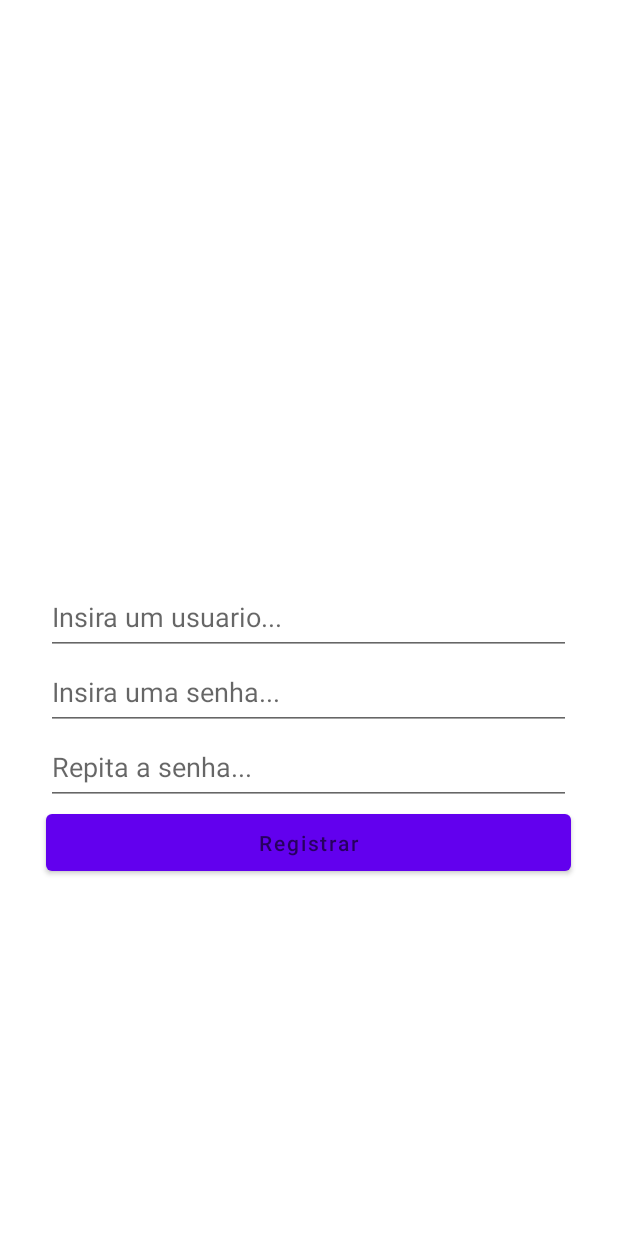
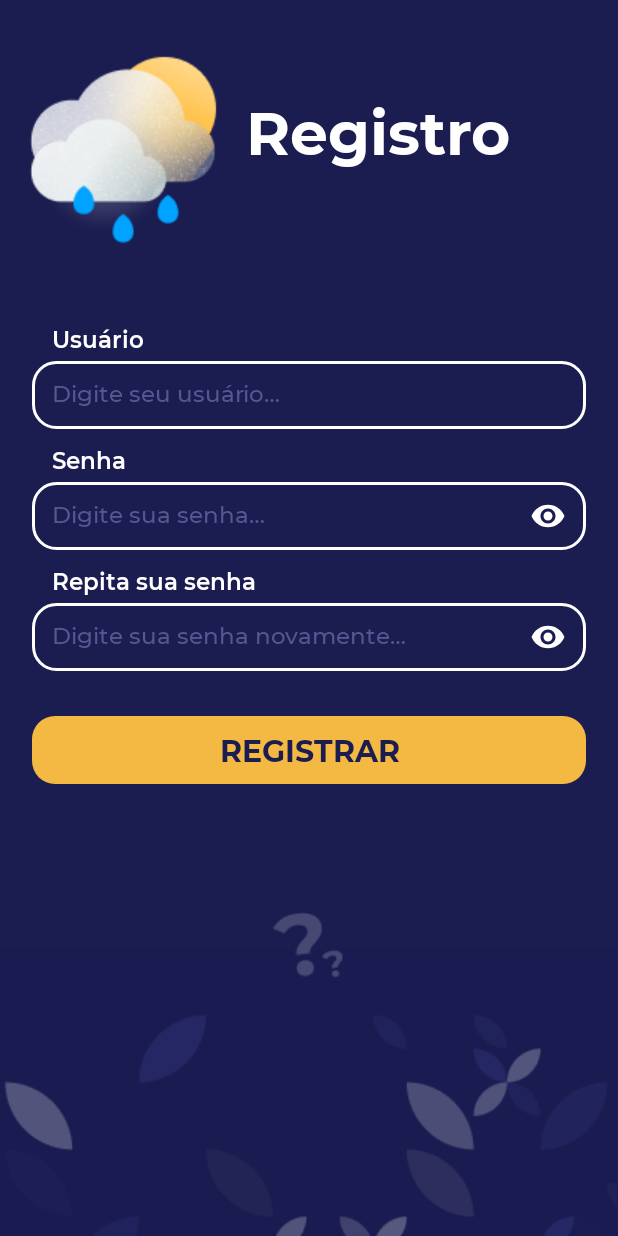
Before and after one commit to alexandre-zatti/seraQchove, an Android app: the RegisterFragment screen opened through its navigation route, on a phone screen of 412 x 824 dp. Run offline under Robolectric (Android 15) with nearby library versions, the phone set to English and light mode, and no system bars; our stand-ins replace Room's generated code, navigation-ui.

Commit message:
Estilização da tela de cadastro e home

```diff
--- a/app/src/main/res/drawable/add_location_icon.xml
+++ b/app/src/main/res/drawable/add_location_icon.xml
@@ -3,7 +3,7 @@
     android:height="24dp"
     android:viewportWidth="24"
     android:viewportHeight="24"
-    android:tint="?attr/colorControlNormal">
+    android:tint="@color/purple_dark">
   <path
       android:fillColor="@android:color/white"
       android:pathData="M19,13h-6v6h-2v-6H5v-2h6V5h2v6h6v2z"/>
--- /dev/null
+++ b/app/src/main/res/drawable/card_background.xml
@@ -0,0 +1,5 @@
+<?xml version="1.0" encoding="utf-8"?>
+<shape xmlns:android="http://schemas.android.com/apk/res/android">
+    <solid android:color="@color/card_purple_light"/>
+    <corners android:radius="20dp"/>
+</shape>
--- a/app/src/main/res/layout/fragment_register.xml
+++ b/app/src/main/res/layout/fragment_register.xml
@@ -3,37 +3,130 @@
     xmlns:tools="http://schemas.android.com/tools"
     android:layout_width="match_parent"
     android:layout_height="match_parent"
+    android:background="@drawable/background"
     tools:context=".fragments.RegisterFragment">
 
-    <EditText
-        android:id="@+id/register_username"
-        android:layout_width="350dp"
-        android:layout_height="50dp"
-        android:layout_centerInParent="true"
-        android:hint="Insira um usuario..." />
+    <ImageView
+        android:id="@+id/registerPattern"
+        android:layout_width="wrap_content"
+        android:layout_height="wrap_content"
+        android:src="@drawable/register_pattern"
+        android:layout_alignParentBottom="true"
+        />
+
+    <ImageView
+        android:id="@+id/logoinRegister"
+        android:layout_width="wrap_content"
+        android:layout_height="wrap_content"
+        android:layout_marginTop="30dp"
+        android:src="@drawable/logo"
+        />
+
+    <TextView
+        style="@style/TextView"
+        android:id="@+id/text_register"
+        android:layout_toEndOf="@id/logoinRegister"
+        android:layout_marginTop="60dp"
+        android:text="@string/cadastro"
+
+        android:textSize="40sp"
+        android:fontFamily="@font/montserrat_bold"
+        />
+
+    <!-- FORM  -->
+
+    <View
+        style="@style/FormContainer"
+        android:id="@+id/formContainer"
+        android:layout_below="@id/logoinRegister"
+        />
+
+    <!-- USUÁRIO -->
+    <TextView
+        style="@style/TextView"
+        android:id="@+id/text_label_usuario"
+        android:layout_alignStart="@id/formContainer"
+        android:layout_alignTop="@id/formContainer"
+        android:layout_marginStart="13dp"
+        android:paddingBottom="4dp"
+        android:text="@string/usuario"
+
+        android:textSize="15sp"
+        android:fontFamily="@font/montserrat_semi_bold"
+        />
 
     <EditText
-        android:id="@+id/register_passw"
-        android:layout_width="350dp"
-        android:layout_height="50dp"
-        android:layout_below="@id/register_username"
-        android:layout_centerInParent="true"
-        android:hint="Insira uma senha..." />
+        style="@style/EditText"
+        android:id="@+id/register_username"
+        android:hint="@string/user_hint"
+        android:layout_below="@id/text_label_usuario"
+        />
+
+    <!-- SENHA -->
+    <TextView
+        style="@style/TextView"
+        android:id="@+id/text_label_senha"
+        android:layout_alignStart="@id/formContainer"
+        android:layout_below="@+id/register_username"
+        android:layout_marginTop="10dp"
+        android:layout_marginStart="13dp"
+        android:paddingBottom="4dp"
+        android:text="@string/senha"
+
+        android:textSize="15sp"
+        android:fontFamily="@font/montserrat_semi_bold"
+        />
 
     <EditText
+        style="@style/EditText"
+        android:id="@+id/register_passw"
+        android:hint="@string/passw_hint"
+        android:layout_below="@id/text_label_senha"
+        android:drawableRight="@drawable/ic_eye"
+        android:inputType="textPassword"
+        />
+
+    <!-- REPETIR SENHA -->
+    <TextView
+        style="@style/TextView"
+        android:id="@+id/text_label_repetir_senha"
+        android:layout_alignStart="@id/formContainer"
+        android:layout_below="@+id/register_passw"
+        android:layout_marginTop="10dp"
+        android:layout_marginStart="13dp"
+        android:paddingBottom="4dp"
+        android:text="@string/repetir_senha"
+
+        android:textSize="15sp"
+        android:fontFamily="@font/montserrat_semi_bold"
+        />
+
+    <EditText
+        style="@style/EditText"
         android:id="@+id/register_passw_repeat"
-        android:layout_width="350dp"
-        android:layout_height="50dp"
-        android:layout_below="@id/register_passw"
-        android:layout_centerInParent="true"
-        android:hint="Repita a senha..." />
+        android:hint="@string/passw_repeat_hint"
+        android:layout_below="@+id/text_label_repetir_senha"
+        android:drawableRight="@drawable/ic_eye"
+        android:inputType="textPassword"
+        />
 
-    <Button
+    <!-- BUTTON -->
+    <androidx.appcompat.widget.AppCompatButton
+        style="@style/Button"
         android:id="@+id/register_btn"
-        android:layout_width="350dp"
-        android:layout_height="50dp"
-        android:layout_below="@id/register_passw_repeat"
+        android:layout_below="@+id/register_passw_repeat"
+        android:layout_marginTop="30dp"
+        android:text="@string/registro"
+        />
+
+
+    <ImageView
+        android:id="@+id/brand"
+        android:src="@drawable/brand"
+        android:layout_width="wrap_content"
+        android:layout_height="wrap_content"
+        android:layout_below="@+id/register_btn"
         android:layout_centerHorizontal="true"
-        android:hint="Registrar" />
-
+        android:layout_marginTop="85dp"
+        />
 </RelativeLayout>
--- a/app/src/main/res/values/colors.xml
+++ b/app/src/main/res/values/colors.xml
@@ -11,4 +11,7 @@
     <color name="black">#FF000000</color>
     <color name="white">#FFFFFFFF</color>
     <color name="gold_yellow">#F4B942</color>
+    <color name="card_purple_light">#454670</color>
+    <color name="card_purple_dark">#0D0D2F</color>
+
 </resources>
--- a/app/src/main/res/values/strings.xml
+++ b/app/src/main/res/values/strings.xml
@@ -1,11 +1,25 @@
 <resources>
+    <!-- MISC -->
     <string name="app_name">SeraQchove</string>
     <string name="usuario">Usuário</string>
     <string name="senha">Senha</string>
     <string name="entrar">ENTRAR</string>
+    <string name="registro">Registrar</string>
+
+    <!-- HINTS -->
     <string name="user_hint">Digite seu usuário&#8230;</string>
     <string name="passw_hint">Digite sua senha&#8230;</string>
+    <string name="passw_repeat_hint">Digite sua senha novamente&#8230;</string>
+
+    <!-- LOGIN SCREEN -->
     <string name="nao_cadastrado">Ainda não possui uma conta?</string>
     <string name="cadastrese"><u>Cadastre-se</u></string>
+
+    <!-- REGISTER SCREEN -->
+    <string name="repetir_senha">Repita sua senha</string>
+    <string name="cadastro">Registro</string>
+
+    <!-- HOME SCREEN -->
     <string-array name="countries" />
+
 </resources>
```
Also changed, not shown: app/src/main/res/layout/custom_row.xml (+54 -26 lines), app/src/main/res/layout/fragment_locations.xml (+11 -9 lines), app/src/main/res/layout/fragment_login.xml (+7 -0 lines), app/src/main/res/values/styles.xml (+12 -0 lines), app/src/main/res/drawable/home_pattern.png (added), app/src/main/res/drawable/login_pattern.png (added), app/src/main/res/drawable/new_home_pattern.png (added), app/src/main/res/drawable/register_pattern.png (added).
